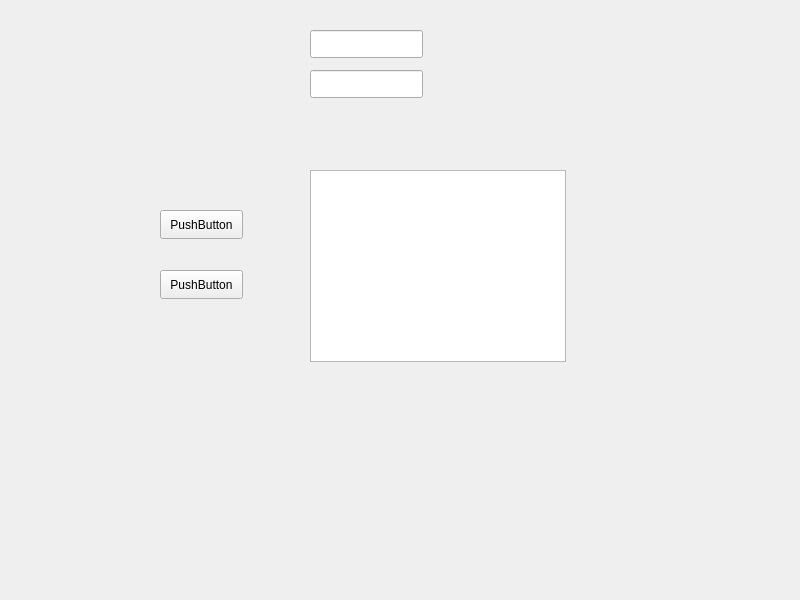
Above: mainwindow.ui from Adrhian241/companyManagement before the change. Below: the same form after it.
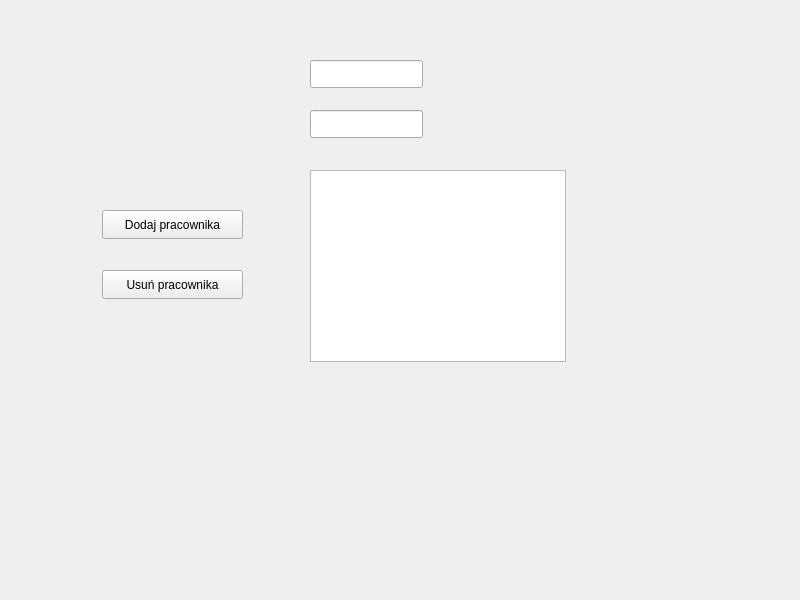
That is the form after the change.

```diff
--- a/mainwindow.ui
+++ b/mainwindow.ui
@@ -17,27 +17,27 @@
    <widget class="QPushButton" name="pushButtonAdd">
     <property name="geometry">
      <rect>
-      <x>160</x>
+      <x>102</x>
       <y>210</y>
-      <width>83</width>
+      <width>141</width>
       <height>29</height>
      </rect>
     </property>
     <property name="text">
-     <string>PushButton</string>
+     <string>Dodaj pracownika</string>
     </property>
    </widget>
    <widget class="QPushButton" name="pushButtonDelete">
     <property name="geometry">
      <rect>
-      <x>160</x>
+      <x>102</x>
       <y>270</y>
-      <width>83</width>
+      <width>141</width>
       <height>29</height>
      </rect>
     </property>
     <property name="text">
-     <string>PushButton</string>
+     <string>Usuń pracownika</string>
     </property>
    </widget>
    <widget class="QListWidget" name="listWidget">
@@ -54,7 +54,7 @@
     <property name="geometry">
      <rect>
       <x>310</x>
-      <y>30</y>
+      <y>60</y>
       <width>113</width>
       <height>28</height>
      </rect>
@@ -64,7 +64,7 @@
     <property name="geometry">
      <rect>
       <x>310</x>
-      <y>70</y>
+      <y>110</y>
       <width>113</width>
       <height>28</height>
      </rect>
```
